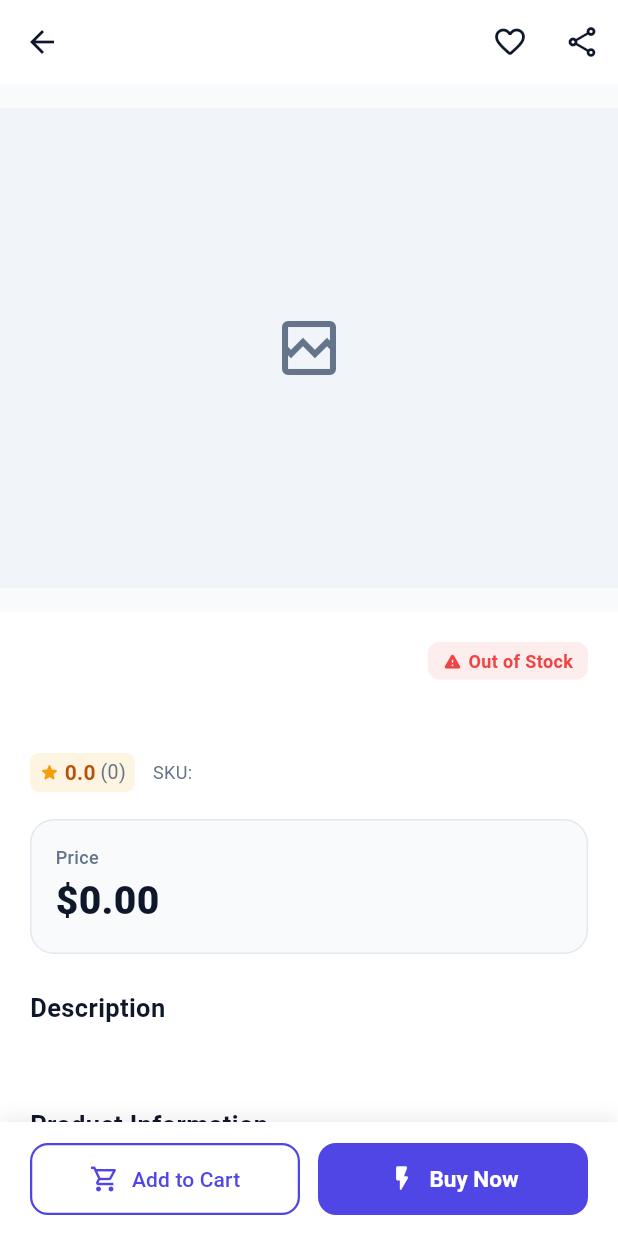
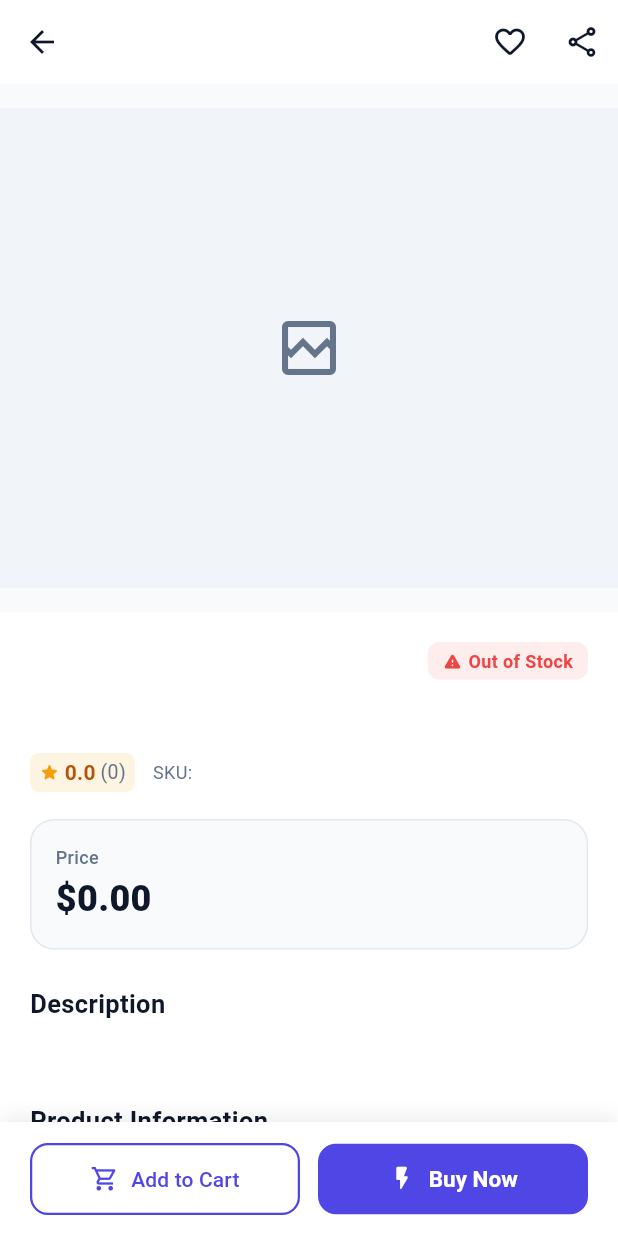
Before and after one commit to kavitapatelofficial/go_unicrew_task, a Flutter app: the ProductDetailScreen screen opened directly with empty values, on a phone screen of 412 x 824 dp. Run offline on Flutter 3.47's test engine with Material 3 defaults, Android fonts, the phone set to English and light mode, and no system bars; our stand-ins replace flutter_riverpod, go_router; network calls fail.

Commit message:
Fix RenderFlex overflow in loading shimmer and make layouts fully responsive

```diff
--- a/lib/features/products/presentation/screens/product_detail_screen.dart
+++ b/lib/features/products/presentation/screens/product_detail_screen.dart
@@ -184,8 +184,10 @@ class ProductDetailScreen extends ConsumerWidget {
                     ),
                     child: Row(
                       mainAxisAlignment: MainAxisAlignment.spaceBetween,
+                      crossAxisAlignment: CrossAxisAlignment.center,
                       children: [
-                        Column(
+                        Expanded(
+                          child: Column(
                             crossAxisAlignment: CrossAxisAlignment.start,
                             children: [
                               const Text(
@@ -197,46 +199,48 @@ class ProductDetailScreen extends ConsumerWidget {
                                 ),
                               ),
                               const SizedBox(height: 2),
-                            Row(
-                              crossAxisAlignment: CrossAxisAlignment.baseline,
-                              textBaseline: TextBaseline.alphabetic,
+                              Wrap(
+                                crossAxisAlignment: WrapCrossAlignment.center,
+                                spacing: 8,
+                                runSpacing: 4,
                                 children: [
                                   Text(
                                     product.formattedPrice,
                                     style: const TextStyle(
-                                    fontSize: 26,
+                                      fontSize: 24,
                                       fontWeight: FontWeight.w900,
                                       color: AppTheme.textPrimaryLight,
                                     ),
                                   ),
-                                if (product.discountPercentage > 0) ...[
-                                  const SizedBox(width: 10),
+                                  if (product.discountPercentage > 0)
                                     Text(
                                       product.formattedOriginalPrice,
                                       style: const TextStyle(
-                                      fontSize: 16,
+                                        fontSize: 15,
                                         color: AppTheme.textSecondaryLight,
                                         decoration: TextDecoration.lineThrough,
                                       ),
                                     ),
                                 ],
-                              ],
                               ),
                             ],
                           ),
-                        if (product.discountPercentage > 0)
+                        ),
+                        if (product.discountPercentage > 0) ...[
+                          const SizedBox(width: 8),
                           Container(
-                            padding: const EdgeInsets.symmetric(horizontal: 12, vertical: 8),
+                            padding: const EdgeInsets.symmetric(horizontal: 10, vertical: 6),
                             decoration: BoxDecoration(
                               color: AppTheme.error.withAlpha(20),
-                              borderRadius: BorderRadius.circular(12),
+                              borderRadius: BorderRadius.circular(10),
                             ),
                             child: Column(
+                              mainAxisSize: MainAxisSize.min,
                               children: [
                                 Text(
                                   product.formattedDiscount,
                                   style: const TextStyle(
-                                    fontSize: 13,
+                                    fontSize: 12,
                                     fontWeight: FontWeight.w800,
                                     color: AppTheme.error,
                                   ),
@@ -244,7 +248,7 @@ class ProductDetailScreen extends ConsumerWidget {
                                 const Text(
                                   'SAVINGS',
                                   style: TextStyle(
-                                    fontSize: 9,
+                                    fontSize: 8.5,
                                     fontWeight: FontWeight.w700,
                                     color: AppTheme.error,
                                     letterSpacing: 0.5,
@@ -253,6 +257,7 @@ class ProductDetailScreen extends ConsumerWidget {
                               ],
                             ),
                           ),
+                        ],
                       ],
                     ),
                   ),
@@ -385,8 +390,11 @@ class ProductDetailScreen extends ConsumerWidget {
                       ),
                     );
                   },
-                  icon: const Icon(Icons.shopping_cart_outlined, size: 20),
-                  label: const Text('Add to Cart'),
+                  icon: const Icon(Icons.shopping_cart_outlined, size: 19),
+                  label: const FittedBox(
+                    fit: BoxFit.scaleDown,
+                    child: Text('Add to Cart'),
+                  ),
                   style: OutlinedButton.styleFrom(
                     foregroundColor: AppTheme.primary,
                     side: const BorderSide(color: AppTheme.primary, width: 1.5),
@@ -409,8 +417,11 @@ class ProductDetailScreen extends ConsumerWidget {
                       ),
                     );
                   },
-                  icon: const Icon(Icons.flash_on_rounded, size: 20),
-                  label: const Text('Buy Now'),
+                  icon: const Icon(Icons.flash_on_rounded, size: 19),
+                  label: const FittedBox(
+                    fit: BoxFit.scaleDown,
+                    child: Text('Buy Now'),
+                  ),
                   style: ElevatedButton.styleFrom(
                     backgroundColor: AppTheme.primary,
                     foregroundColor: Colors.white,
--- a/lib/features/products/presentation/widgets/product_card.dart
+++ b/lib/features/products/presentation/widgets/product_card.dart
@@ -51,7 +51,7 @@ class ProductCard extends ConsumerWidget {
                       imageUrl: product.thumbnail.isNotEmpty
                           ? product.thumbnail
                           : (product.images.isNotEmpty ? product.images.first : ''),
-                      height: 145,
+                      height: 132,
                       width: double.infinity,
                       fit: BoxFit.contain,
                       borderRadius: const BorderRadius.vertical(top: Radius.circular(16)),
```
Also changed, not shown: lib/core/widgets/loading_shimmer.dart (+52 -18 lines), lib/features/products/presentation/screens/product_list_screen.dart (+10 -6 lines). Lines whose indentation alone changed are shown as unchanged.
